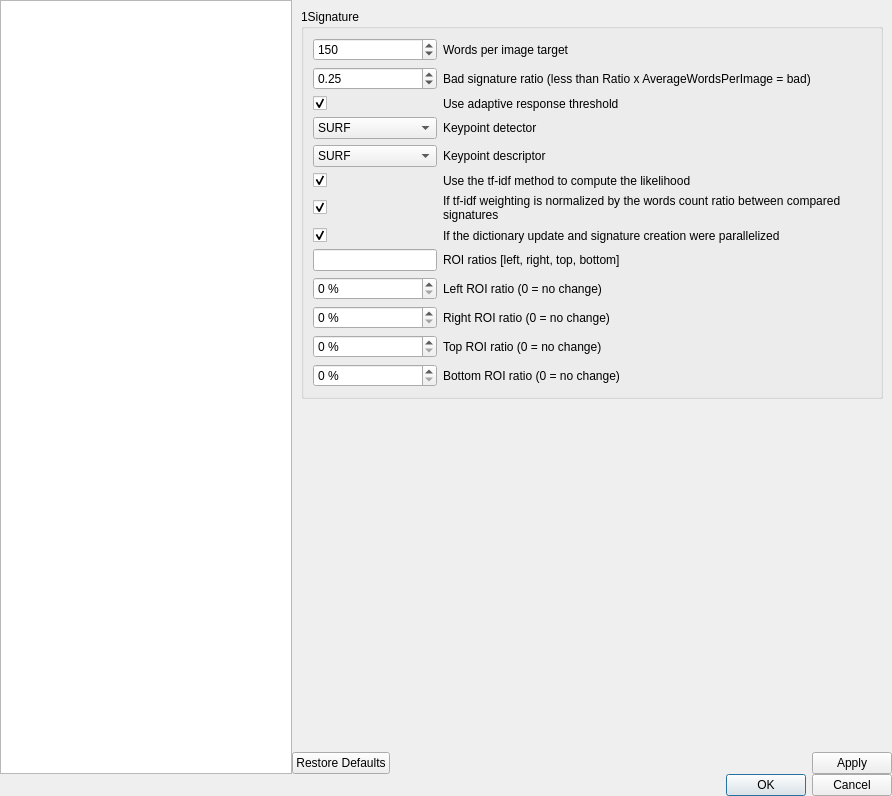
Above: guilib/src/ui/preferencesDialog.ui from introlab/rtabmap before the change. Below: the same form after it.
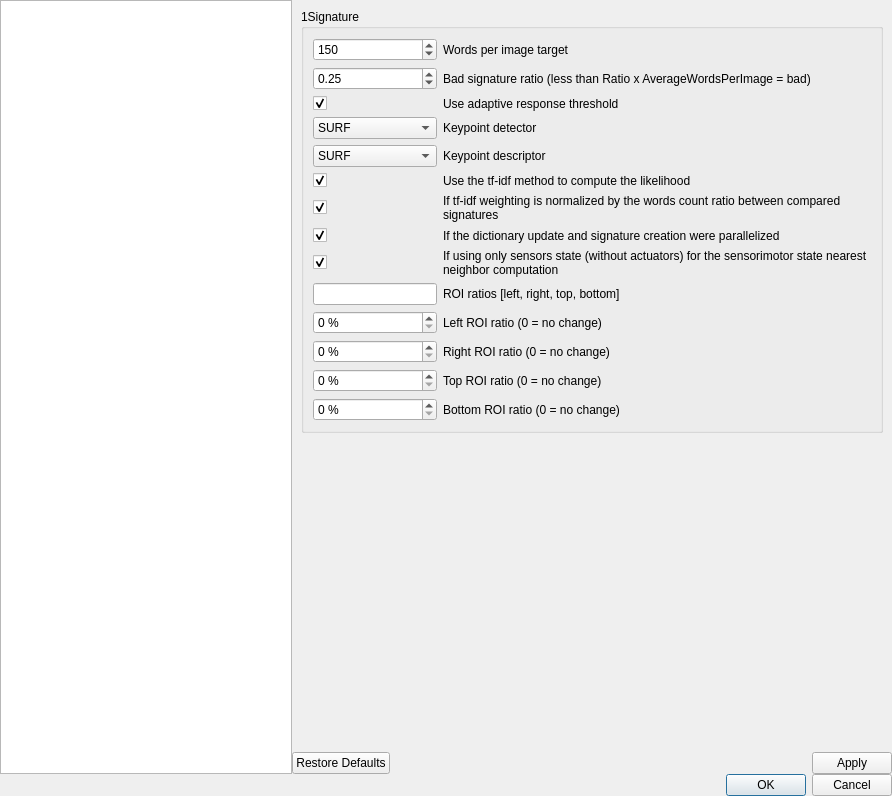
That is the form after the change. The open tabs and pages were chosen to show the change. Icons and pictures are not drawn. Custom widgets are drawn as their Qt base class.

Commit message: Added sensorStateOnly parameter : dont use the actuator values in the SM state if true

Patch:
```diff
--- a/guilib/src/ui/preferencesDialog.ui
+++ b/guilib/src/ui/preferencesDialog.ui
@@ -2009,7 +2009,7 @@
                 </property>
                </widget>
               </item>
-              <item row="9" column="0">
+              <item row="10" column="0">
                <widget class="QDoubleSpinBox" name="doubleSpinBox_kp_roi0">
                 <property name="suffix">
                  <string> %</string>
@@ -2019,7 +2019,7 @@
                 </property>
                </widget>
               </item>
-              <item row="9" column="1">
+              <item row="10" column="1">
                <widget class="QLabel" name="label_97">
                 <property name="text">
                  <string>Left ROI ratio (0 = no change)</string>
@@ -2029,7 +2029,7 @@
                 </property>
                </widget>
               </item>
-              <item row="10" column="0">
+              <item row="11" column="0">
                <widget class="QDoubleSpinBox" name="doubleSpinBox_kp_roi1">
                 <property name="suffix">
                  <string> %</string>
@@ -2039,7 +2039,7 @@
                 </property>
                </widget>
               </item>
-              <item row="11" column="0">
+              <item row="12" column="0">
                <widget class="QDoubleSpinBox" name="doubleSpinBox_kp_roi2">
                 <property name="suffix">
                  <string> %</string>
@@ -2049,7 +2049,7 @@
                 </property>
                </widget>
               </item>
-              <item row="12" column="0">
+              <item row="13" column="0">
                <widget class="QDoubleSpinBox" name="doubleSpinBox_kp_roi3">
                 <property name="suffix">
                  <string> %</string>
@@ -2059,7 +2059,7 @@
                 </property>
                </widget>
               </item>
-              <item row="10" column="1">
+              <item row="11" column="1">
                <widget class="QLabel" name="label_98">
                 <property name="text">
                  <string>Right ROI ratio (0 = no change)</string>
@@ -2069,7 +2069,7 @@
                 </property>
                </widget>
               </item>
-              <item row="11" column="1">
+              <item row="12" column="1">
                <widget class="QLabel" name="label_99">
                 <property name="text">
                  <string>Top ROI ratio (0 = no change)</string>
@@ -2079,7 +2079,7 @@
                 </property>
                </widget>
               </item>
-              <item row="12" column="1">
+              <item row="13" column="1">
                <widget class="QLabel" name="label_100">
                 <property name="text">
                  <string>Bottom ROI ratio (0 = no change)</string>
@@ -2089,14 +2089,14 @@
                 </property>
                </widget>
               </item>
-              <item row="8" column="0">
+              <item row="9" column="0">
                <widget class="QLineEdit" name="lineEdit_kp_roi">
                 <property name="readOnly">
                  <bool>true</bool>
                 </property>
                </widget>
               </item>
-              <item row="8" column="1">
+              <item row="9" column="1">
                <widget class="QLabel" name="label_101">
                 <property name="text">
                  <string>ROI ratios [left, right, top, bottom]</string>
@@ -2126,6 +2126,26 @@
                 </property>
                </widget>
               </item>
+              <item row="8" column="1">
+               <widget class="QLabel" name="label_106">
+                <property name="text">
+                 <string>If using only sensors state (without actuators) for the sensorimotor state nearest neighbor computation</string>
+                </property>
+                <property name="wordWrap">
+                 <bool>true</bool>
+                </property>
+               </widget>
+              </item>
+              <item row="8" column="0">
+               <widget class="QCheckBox" name="checkBox_kp_sensorStateOnly">
+                <property name="text">
+                 <string/>
+                </property>
+                <property name="checked">
+                 <bool>true</bool>
+                </property>
+               </widget>
+              </item>
              </layout>
             </widget>
            </item>
```
Left out of the diff: 6 changed lines with no effect on the pictures. The commit also changes 6 other files.
